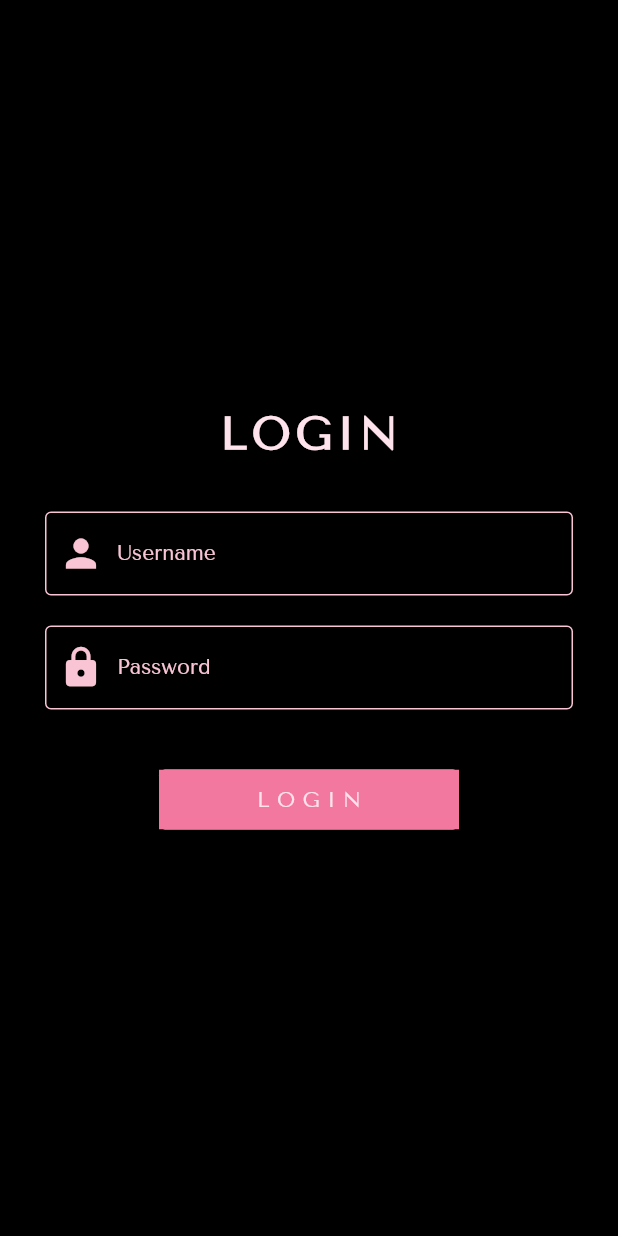
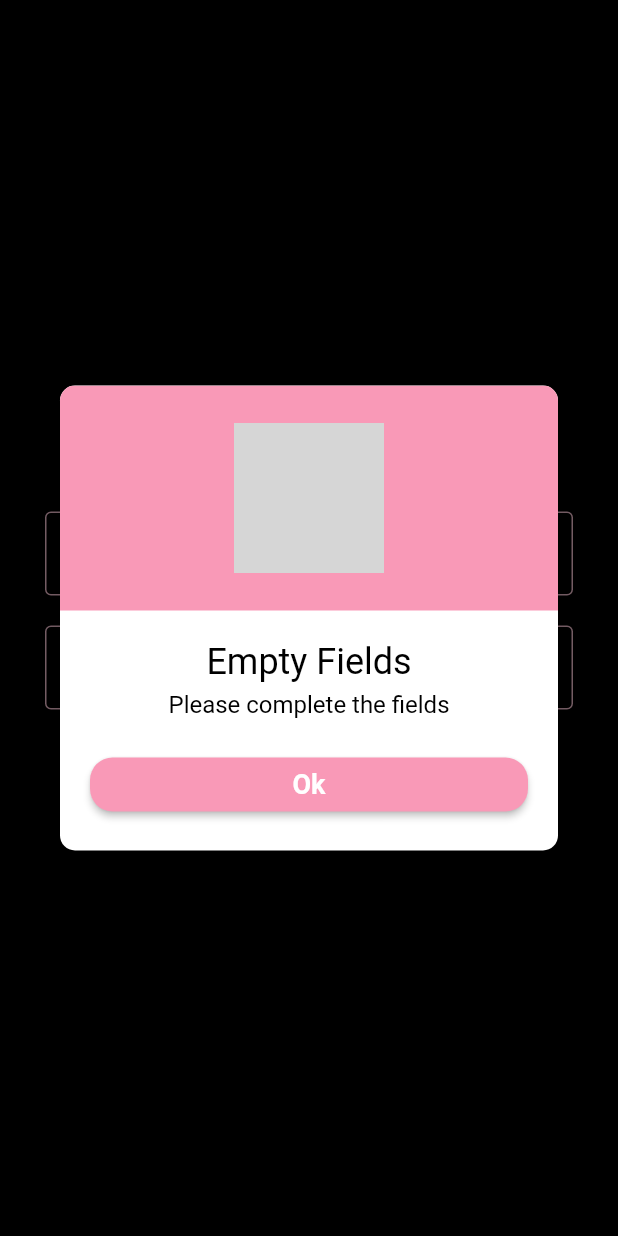
Before and after one commit to YareRB/EX_2P_FLUTER, a Flutter app: the screen it shows after launch, after a tap on "L O G I N", on a phone screen of 412 x 824 dp. Run offline on Flutter 3.47's test engine with Material 2 defaults, Android fonts, the phone set to English and light mode, and no system bars; our stand-ins replace animate_do, cool_alert; grey boxes are pictures that could not be loaded.

Commit message:
alert funcional

```diff
--- a/lib/data/User.dart
+++ b/lib/data/User.dart
@@ -7,5 +7,5 @@ class User{
     this.password,
   );
 
-  static User usuario = User('yare','123');
+  static User usuario = User('Yare','123');
 }
--- a/lib/pages/LoginPage.dart
+++ b/lib/pages/LoginPage.dart
@@ -2,9 +2,11 @@ import 'package:animate_do/animate_do.dart';
 import 'package:app_examen_2p_71688/data/User.dart';
 import 'package:app_examen_2p_71688/pages/HomePage.dart';
 import 'package:app_examen_2p_71688/utelerias/ColorPalette.dart';
+import 'package:app_examen_2p_71688/utelerias/GlobalAlert.dart';
 import 'package:app_examen_2p_71688/widgets/button_widget.dart';
 import 'package:app_examen_2p_71688/widgets/textfield_widget.dart';
 import 'package:flutter/material.dart';
+import 'package:cool_alert/cool_alert.dart';
 
 class LoginPage extends StatelessWidget {
   LoginPage({Key? key}) : super(key: key);
@@ -77,13 +79,24 @@ class LoginPage extends StatelessWidget {
                 onPressed: () {
                   if (_controllerUser.text.isEmpty ||
                       _controllerPassword.text.isEmpty) {
-                    //GlobalAlert.mensaje(context, 'mensaje', 'titulo');
+                    GlobalAlert.alertWarning(
+                        context,
+                        'Please complete the fields',
+                        'Empty Fields',
+                        ColorPalette.colorPink3);
                   } else {
-                    if (_controllerUser.value == User.usuario.username &&
-                        _controllerPassword == User.usuario.password)
+                    if (_controllerUser.text == User.usuario.username &&
+                        _controllerPassword.text == User.usuario.password) {
                       Navigator.of(context).pop();
-                    Navigator.of(context).push(MaterialPageRoute(
-                        builder: (BuildContext context) => const HomePage()));
+                      Navigator.of(context).push(MaterialPageRoute(
+                          builder: (BuildContext context) => const HomePage()));
+                    } else {
+                      GlobalAlert.alertError(
+                          context,
+                          'Please enter de correct credentials',
+                          'Wrong Credentials',
+                          ColorPalette.colorPink3);
+                    }
                   }
                 }),
           ),
--- a/lib/utelerias/GlobalAlert.dart
+++ b/lib/utelerias/GlobalAlert.dart
@@ -1,18 +1,32 @@
-import 'package:another_flushbar/flushbar.dart';
-import 'package:another_flushbar/flushbar_helper.dart';
-import 'package:another_flushbar/flushbar_route.dart';
+import 'package:cool_alert/cool_alert.dart';
 import 'package:flutter/material.dart';
 
+import 'ColorPalette.dart';
+
 class GlobalAlert {
-  static void mensaje(BuildContext context, String mensaje, String titulo, {Color backgroundColorCustom = Colors.redAccent}) {
-    Flushbar(
-      title: titulo,
-      message: mensaje,
-      duration: const Duration(seconds: 3),
-      isDismissible: false,
-      flushbarPosition: FlushbarPosition.TOP,
-      flushbarStyle: FlushbarStyle.GROUNDED,
-      backgroundColor: backgroundColorCustom,
-    ).show(context);
+  static void alertWarning(BuildContext context, String mensaje, String titulo, Color backgroundColorCustom ) {
+          CoolAlert.show(
+          context: context,
+          backgroundColor: backgroundColorCustom,
+          type: CoolAlertType.warning,
+          title: titulo,
+          text: mensaje,
+          loopAnimation: false,
+          confirmBtnColor: backgroundColorCustom,
+
+        );
+  }
+
+  static void alertError(BuildContext context, String mensaje, String titulo, Color backgroundColorCustom ) {
+          CoolAlert.show(
+          context: context,
+          backgroundColor: backgroundColorCustom,
+          type: CoolAlertType.error,
+          title: titulo,
+          text: mensaje,
+          loopAnimation: false,
+          confirmBtnColor: backgroundColorCustom,
+
+        );
   }
 }
--- a/pubspec.yaml
+++ b/pubspec.yaml
@@ -37,6 +37,7 @@ dependencies:
   animate_do: ^2.1.0
   http: ^0.13.4
   another_flushbar: ^1.10.29
+  cool_alert: ^1.1.0
 
 dev_dependencies:
   flutter_test:
```
Also changed, not shown: lib/pages/HomePage.dart (+6 -2 lines), pubspec.lock.
